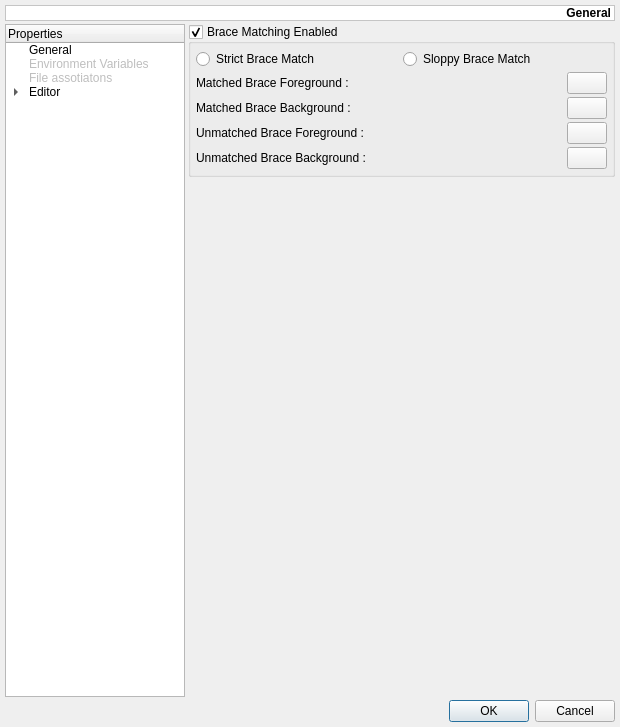
This is mks/ui/UISettings.ui in andreikop/enki as Qt 5 draws it before an edit. The edited form follows.
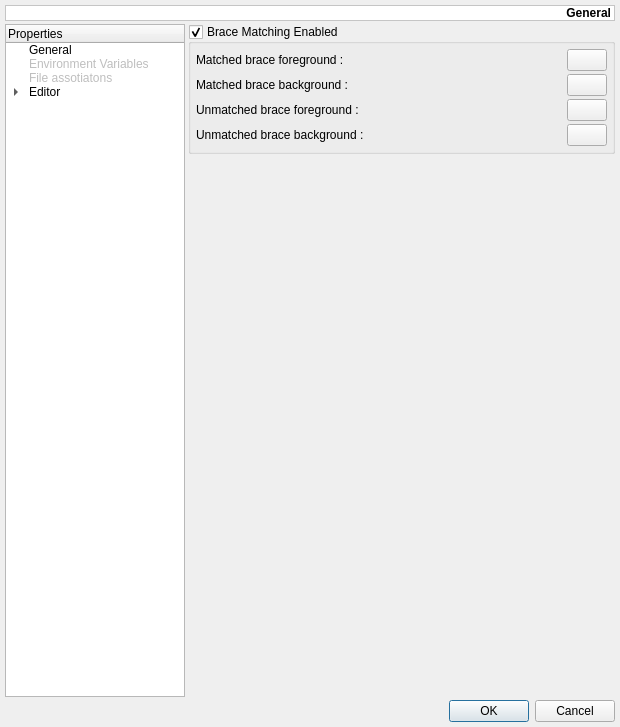
This is the edited form. The open tabs and pages were chosen to show the change. Custom widgets are drawn as their Qt base class.

Commit message: Brace matching type removed from the settings

What changed in the file:
```diff
--- a/mks/ui/UISettings.ui
+++ b/mks/ui/UISettings.ui
@@ -1208,7 +1208,7 @@
           <property name="spacing">
            <number>3</number>
           </property>
-          <item row="1" column="0" colspan="2">
+          <item row="0" column="0" colspan="2">
            <layout class="QGridLayout">
             <property name="spacing">
              <number>3</number>
@@ -1226,21 +1226,21 @@
             <item row="2" column="0">
              <widget class="QLabel" name="lUnmatchedBraceForeground">
               <property name="text">
-               <string>Unmatched Brace Foreground :</string>
+               <string>Unmatched brace foreground :</string>
               </property>
              </widget>
             </item>
             <item row="1" column="0">
              <widget class="QLabel" name="lMatchedBraceBackground">
               <property name="text">
-               <string>Matched Brace Background :</string>
+               <string>Matched brace background :</string>
               </property>
              </widget>
             </item>
             <item row="3" column="0">
              <widget class="QLabel" name="lUnmatchedBraceBackground">
               <property name="text">
-               <string>Unmatched Brace Background :</string>
+               <string>Unmatched brace background :</string>
               </property>
              </widget>
             </item>
@@ -1257,7 +1257,7 @@
             <item row="0" column="0">
              <widget class="QLabel" name="lMatchedBraceForeground">
               <property name="text">
-               <string>Matched Brace Foreground :</string>
+               <string>Matched brace foreground :</string>
               </property>
              </widget>
             </item>
@@ -1283,20 +1283,6 @@
             </item>
            </layout>
           </item>
-          <item row="0" column="0">
-           <widget class="QRadioButton" name="rbStrictBraceMatch">
-            <property name="text">
-             <string>Strict Brace Match</string>
-            </property>
-           </widget>
-          </item>
-          <item row="0" column="1">
-           <widget class="QRadioButton" name="rbSloppyBraceMatch">
-            <property name="text">
-             <string>Sloppy Brace Match</string>
-            </property>
-           </widget>
-          </item>
          </layout>
         </widget>
        </item>
```
Left out of the diff: 2 changed lines with no effect on the pictures. The commit also changes 2 other files.
